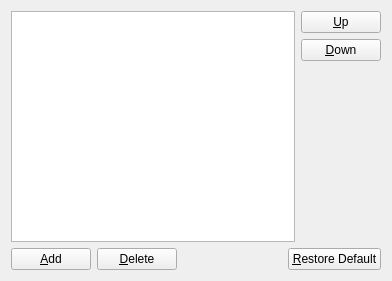
i-RIC/prepost-gui, file libs/gui/pref/preferencepagetms.ui: the form before one commit.
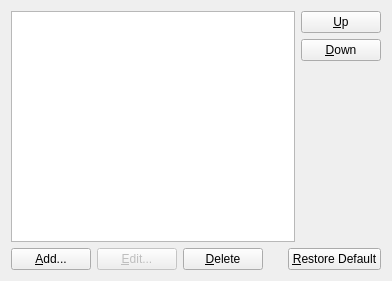
The form after the commit.

Commit message: WTMS setting edit function implemented.

The edit to the form file:
```diff
--- a/libs/gui/pref/preferencepagetms.ui
+++ b/libs/gui/pref/preferencepagetms.ui
@@ -57,7 +57,17 @@
      <item>
       <widget class="QPushButton" name="addButton">
        <property name="text">
-        <string>&amp;Add</string>
+        <string>&amp;Add...</string>
+       </property>
+      </widget>
+     </item>
+     <item>
+      <widget class="QPushButton" name="editButton">
+       <property name="enabled">
+        <bool>false</bool>
+       </property>
+       <property name="text">
+        <string>&amp;Edit...</string>
        </property>
       </widget>
      </item>
```
The commit also changes 13 other files.
